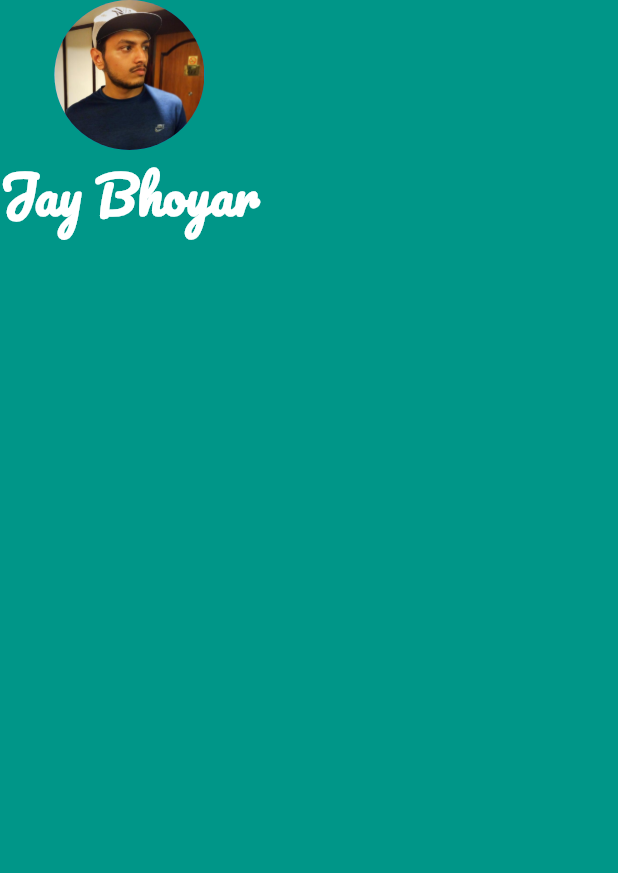
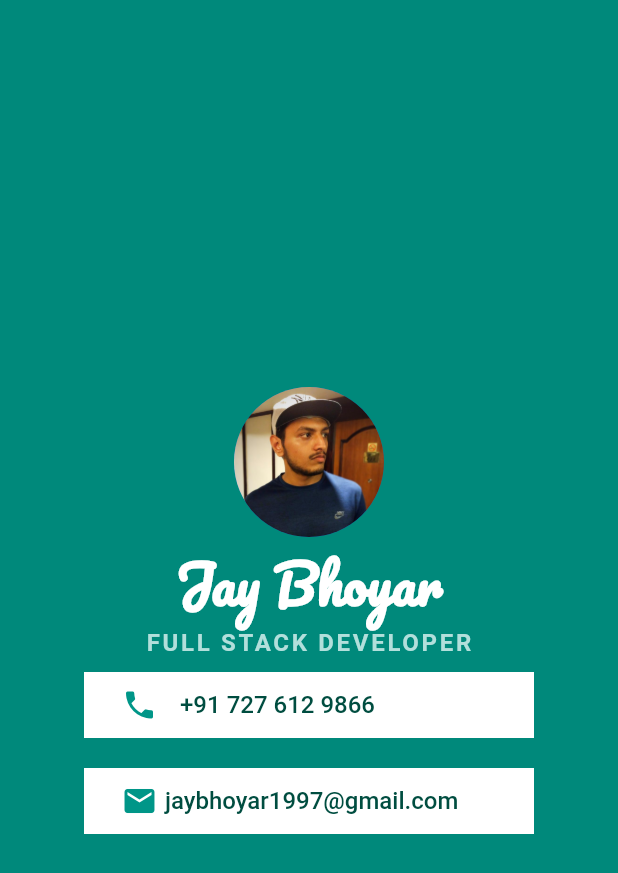
Before and after one commit to jaybhoyar/f-practice, a Flutter app: the screen it shows after launch, on a phone screen of 412 x 824 dp. Shown: the top 873 px of the screen. Run offline on Flutter 3.47's test engine with Material 2 defaults, Android fonts, the phone set to English and light mode, and no system bars.

Commit message:
add icons with text

```diff
--- a/mi_card_flutter/lib/main.dart
+++ b/mi_card_flutter/lib/main.dart
@@ -10,25 +10,91 @@
   Widget build(BuildContext context) {
     return MaterialApp(
       home: Scaffold(
-        backgroundColor: Colors.teal,
+        backgroundColor: Colors.teal.shade600,
         body: SafeArea(
-          child: Column(
+          child: Row(
+            mainAxisAlignment: MainAxisAlignment.center,
+            children: <Widget>[
+              Column(
+                mainAxisAlignment: MainAxisAlignment.center,
                 children: <Widget>[
                   CircleAvatar(
                     radius: 50.0,
                     backgroundImage: AssetImage('images/profile.png'),
-                // height: 50.0,
-                // width: 50.0,
                   ),
                   Text(
                     'Jay Bhoyar',
                     style: TextStyle(
-                  fontSize: 34.0,
+                      fontSize: 35.0,
                       color: Colors.white,
                       fontWeight: FontWeight.bold,
                       fontFamily: 'Pacifico',
                     ),
+                  ),
+                  Text(
+                    'FULL STACK DEVELOPER',
+                    style: TextStyle(
+                      fontSize: 16.0,
+                      letterSpacing: 1.8,
+                      color: Colors.teal.shade100,
+                      fontWeight: FontWeight.bold,
+                      // fontFamily: 'Pacifico',
+                    ),
+                  ),
+                  Container(
+                    color: Colors.white,
+                    width: 300,
+                    margin: EdgeInsets.symmetric(vertical: 10.0),
+                    padding:
+                        EdgeInsets.symmetric(vertical: 10.0, horizontal: 25.0),
+                    child: Row(
+                      children: <Widget>[
+                        Icon(
+                          Icons.phone,
+                          color: Colors.teal,
+                        ),
+                        SizedBox(
+                          width: 15.0,
+                        ),
+                        Text(
+                          '+91 727 612 9866',
+                          style: TextStyle(
+                            fontWeight: FontWeight.w500,
+                            fontSize: 16.0,
+                            color: Colors.teal.shade900,
+                          ),
                         )
+                      ],
+                    ),
+                  ),
+                  Container(
+                    color: Colors.white,
+                    width: 300,
+                    margin: EdgeInsets.symmetric(vertical: 10.0),
+                    padding:
+                        EdgeInsets.symmetric(vertical: 10.0, horizontal: 25.0),
+                    child: Row(
+                      children: <Widget>[
+                        Icon(
+                          Icons.email,
+                          color: Colors.teal,
+                        ),
+                        SizedBox(
+                          width: 5.0,
+                        ),
+                        Text(
+                          'jaybhoyar1997@gmail.com',
+                          style: TextStyle(
+                            fontWeight: FontWeight.w500,
+                            fontSize: 16.0,
+                            color: Colors.teal.shade900,
+                          ),
+                        )
+                      ],
+                    ),
+                  )
+                ],
+              ),
             ],
           ),
         ),
```
Lines whose indentation alone changed are shown as unchanged.
